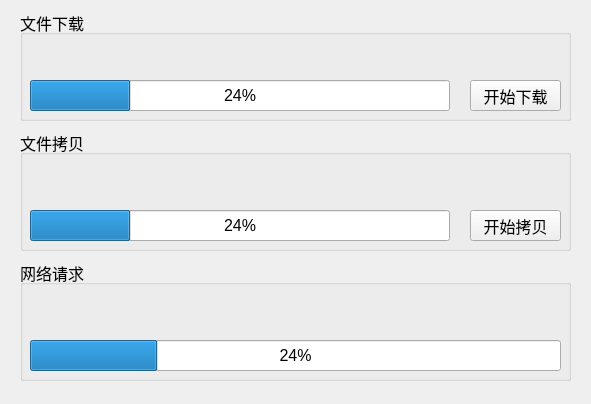
yushuishu/qt-basic-learning, file a13_QProgressBar/widget.ui: the form before one commit.
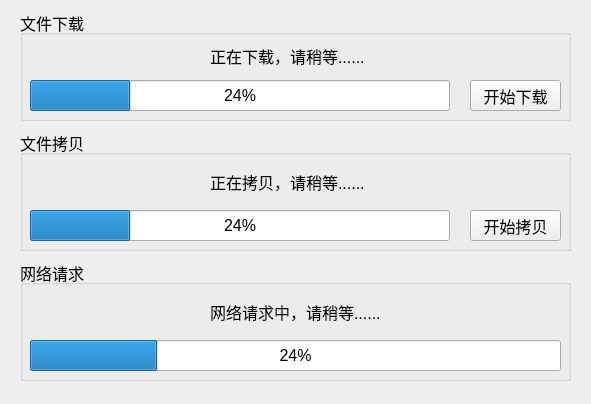
The form after the commit.

Commit message: feat:a13_QProgressBar

Diff of the .ui file:
```diff
--- a/a13_QProgressBar/widget.ui
+++ b/a13_QProgressBar/widget.ui
@@ -56,6 +56,19 @@
      <string>开始下载</string>
     </property>
    </widget>
+   <widget class="QLabel" name="label">
+    <property name="geometry">
+     <rect>
+      <x>190</x>
+      <y>35</y>
+      <width>161</width>
+      <height>21</height>
+     </rect>
+    </property>
+    <property name="text">
+     <string>正在下载，请稍等......</string>
+    </property>
+   </widget>
   </widget>
   <widget class="QGroupBox" name="groupBox_2">
    <property name="geometry">
@@ -95,6 +108,19 @@
      <string>开始拷贝</string>
     </property>
    </widget>
+   <widget class="QLabel" name="label_2">
+    <property name="geometry">
+     <rect>
+      <x>190</x>
+      <y>42</y>
+      <width>161</width>
+      <height>20</height>
+     </rect>
+    </property>
+    <property name="text">
+     <string>正在拷贝，请稍等......</string>
+    </property>
+   </widget>
   </widget>
   <widget class="QGroupBox" name="groupBox_3">
    <property name="geometry">
@@ -121,6 +147,19 @@
      <number>24</number>
     </property>
    </widget>
+   <widget class="QLabel" name="label_3">
+    <property name="geometry">
+     <rect>
+      <x>190</x>
+      <y>42</y>
+      <width>171</width>
+      <height>20</height>
+     </rect>
+    </property>
+    <property name="text">
+     <string>网络请求中，请稍等......</string>
+    </property>
+   </widget>
   </widget>
  </widget>
  <resources/>
```
The commit also changes 2 other files.
